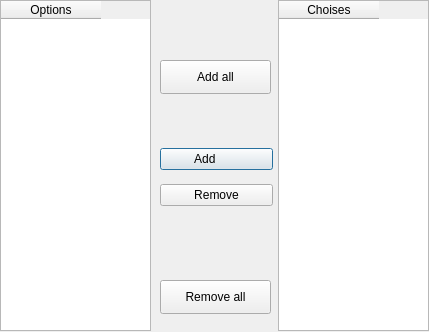
Old version of the form chosewavetoextract.ui in the repository JairoSalazarV/QtHypCam.
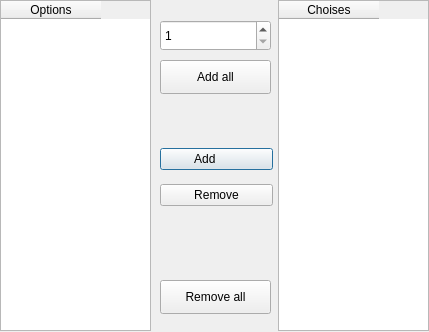
New version of the form. Icons and pictures are not drawn.

```diff
--- a/chosewavetoextract.ui
+++ b/chosewavetoextract.ui
@@ -111,6 +111,19 @@
      <normaloff>:/new/icons/imagenInte/go-first.png</normaloff>:/new/icons/imagenInte/go-first.png</iconset>
    </property>
   </widget>
+  <widget class="QSpinBox" name="spinBoxStep">
+   <property name="geometry">
+    <rect>
+     <x>160</x>
+     <y>20</y>
+     <width>111</width>
+     <height>31</height>
+    </rect>
+   </property>
+   <property name="minimum">
+    <number>1</number>
+   </property>
+  </widget>
  </widget>
  <resources>
   <include location="lstImgs.qrc"/>
```
